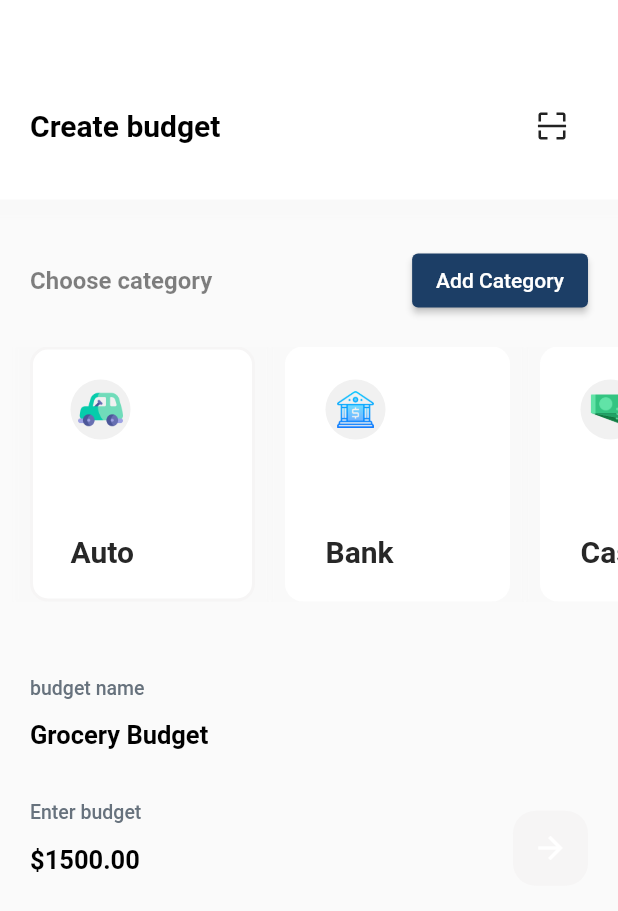
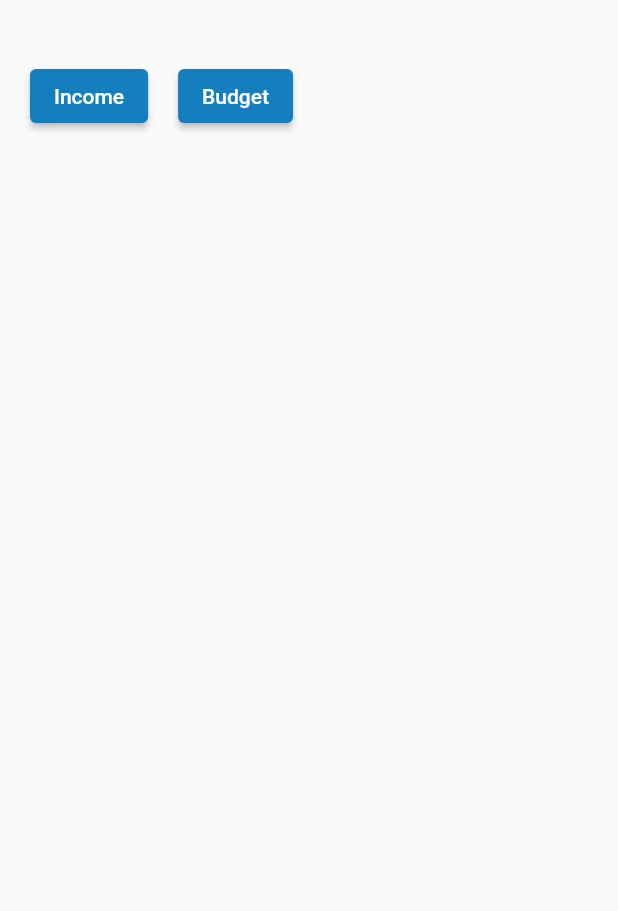
Before and after one commit to pradhan21/Flutter_ui, a Flutter app: the CreatBudgetPage screen opened by its route, on a phone screen of 412 x 824 dp. Shown: the top 911 px of the screen. Run offline on Flutter 3.47's test engine with Material 2 defaults, Android fonts, the phone set to English and light mode, and no system bars; our stand-ins replace animated_bottom_navigation_bar, camera, fl_chart, flutter_vector_icons, google_sign_in, image_picker and 3 more; missing offline and left inert: flutter_mobile_vision_2.

Commit message:
changes to create budget page ui

```diff
--- a/advisor_ui/lib/pages/create_budge_page.dart
+++ b/advisor_ui/lib/pages/create_budge_page.dart
@@ -17,8 +17,8 @@ class CreatBudgetPage extends StatefulWidget {
 
 class _BudgetAddPageState extends State<CreatBudgetPage> {
   int activeCategory = 0;
-  TextEditingController _budgetName = TextEditingController(text: "Grocery Budget");
-  TextEditingController _budgetPrice = TextEditingController(text: "\$1500.00");
+  TextEditingController _budgetName = TextEditingController();
+  TextEditingController _budgetPrice = TextEditingController();
   List<CameraDescription>? cameras; // list out the cameras available
   CameraController? controller; // controller for camera
   XFile? image; // for captured image
@@ -101,10 +101,20 @@ class _BudgetAddPageState extends State<CreatBudgetPage> {
     }
   });
 }
+
+bool showwidget1=false;
+bool showwidget2=false;
+void toggleWidgets() {
+    setState(() {
+      showwidget1 = !showwidget1;
+      showwidget2 = !showwidget2;
+    });
+  }
   @override
   Widget build(BuildContext context) {
     return Scaffold(
       backgroundColor: grey.withOpacity(0.05),
+
       body: getBody(context),
     );
   }
@@ -116,6 +126,48 @@ class _BudgetAddPageState extends State<CreatBudgetPage> {
         crossAxisAlignment: CrossAxisAlignment.start,
         children: [
           Container(
+            child: Padding(
+              padding: const EdgeInsets.only(top: 40, right: 20, left: 20, bottom: 25),
+              child: Column(
+                children: [
+            Row(
+            // mainAxisAlignment: MainAxisAlignment.spaceBetween,
+            children: [
+              ElevatedButton(
+                  onPressed: () {
+                    setState(() {
+                      showwidget1 = true;
+                      showwidget2=false;
+                      _budgetName.clear();
+                      _budgetPrice.clear();
+
+                    });
+                  },
+                  style: ButtonStyle(
+                        backgroundColor: MaterialStateProperty.all<Color>(Color.fromARGB(255, 21, 126, 191)),
+                      ),
+                  child: Text('Income'),
+                ),
+                SizedBox(width: 20),
+                ElevatedButton(
+                  onPressed: () {
+                    setState(() {
+                      showwidget1 = false;
+                      showwidget2=true;
+                      _budgetName.clear();
+                      _budgetPrice.clear();
+                    });
+                  },
+                  style: ButtonStyle(
+                        backgroundColor: MaterialStateProperty.all<Color>(Color.fromARGB(255, 21, 126, 191)),
+                      ),
+                  child: Text('Budget'),
+                ),
+            ],
+            ),],),)
+          ),
+          if(showwidget1)...[
+          Container(
             decoration: BoxDecoration(color: white, boxShadow: [
               BoxShadow(
                 color: grey.withOpacity(0.01),
@@ -124,34 +176,21 @@ class _BudgetAddPageState extends State<CreatBudgetPage> {
               ),
             ]),
             child: Padding(
-              padding: const EdgeInsets.only(top: 60, right: 20, left: 20, bottom: 25),
+              padding: const EdgeInsets.only(top: 20, right: 20, left: 20, bottom: 25),
               child: Column(
                 children: [
                   Row(
                     mainAxisAlignment: MainAxisAlignment.spaceBetween,
                     children: [
                       Text(
-                        "Create budget",
+                        "Create Income",
                         style: TextStyle(fontSize: 20, fontWeight: FontWeight.bold, color: black),
                       ),
-                      IconButton(
-                        icon: const Icon(AntDesign.scan1),
-                        onPressed: _startScan,
-                    //     ()  async{
-                    //     try {
-                    //       if(controller != null){ //check if contrller is not null
-                    //           if(controller!.value.isInitialized){ //check if controller is initialized
-                    //               image = await controller!.takePicture(); //capture image
-                    //               setState(() {
-                    //                 //update UI
-                    //               });
-                    //           }
-                    //       }
-                    //     } catch (e) {
-                    //         print(e); //show error
-                    //     }
-                    // },
-                      ),
+                      // IconButton(
+                      //   icon: const Icon(AntDesign.scan1),
+                      //   onPressed: _startScan,
+
+                      // ),
                     ],
                   ),
                 ],
@@ -172,7 +211,11 @@ class _BudgetAddPageState extends State<CreatBudgetPage> {
                       fontWeight: FontWeight.bold,
                       color: black.withOpacity(0.5)),
                     ),
-                    ElevatedButton(onPressed: _addCategory, child: Text('Add Category'))
+                    ElevatedButton(onPressed: _addCategory,
+                    style: ButtonStyle(
+                        backgroundColor: MaterialStateProperty.all<Color>(Color.fromARGB(255, 21, 126, 191)),
+                      ),
+                       child: Text('Add Category'))
                     // IconButton(
                     //   icon: Icon(Icons.add),
                     //   onPressed: _addCategory,
@@ -204,7 +247,7 @@ class _BudgetAddPageState extends State<CreatBudgetPage> {
                       color: white,
                       border: Border.all(
                         width: 2,
-                        color: activeCategory == index ? primary : Colors.transparent,
+                         color: activeCategory == index ? Color.fromARGB(255, 12, 198, 227) : Colors.transparent,
                       ),
                       borderRadius: BorderRadius.circular(12),
                       boxShadow: [
@@ -254,112 +297,6 @@ class _BudgetAddPageState extends State<CreatBudgetPage> {
 
           ),
         ),
-
-
-        // Static button container
-        // Container(
-        //   margin: EdgeInsets.only(top: 20),
-        //   width: size.width,
-        //   height: 60,
-        //   decoration: BoxDecoration(
-        //     color: primary,
-        //     borderRadius: BorderRadius.circular(15),
-        //   ),
-        //   child: TextButton(
-        //     onPressed: () {
-        //       // Navigate to another page
-        //       Navigator.push(
-        //         context,
-        //         MaterialPageRoute(builder: (context) => AddCategoryPage()),
-        //       );
-        //     },
-        //     child: Text(
-        //       'Go to Another Page',
-        //       style: TextStyle(
-        //         color: white,
-        //         fontSize: 16,
-        //         fontWeight: FontWeight.bold,
-        //       ),
-        //     ),
-        //   ),),
-        //   SingleChildScrollView(
-        //     scrollDirection: Axis.horizontal,
-        //     child: Row(
-        //         children: List.generate(categories.length, (index) {
-        //       return GestureDetector(
-        //         onTap: () {
-        //           setState(() {
-        //             activeCategory = index;
-        //           });
-        //         },
-        //         child: Padding(
-        //           padding: const EdgeInsets.only(
-        //             left: 10,
-        //           ),
-        //           child: Container(
-        //             margin: EdgeInsets.only(
-        //               left: 10,
-        //             ),
-        //             width: 150,
-        //             height: 170,
-        //             decoration: BoxDecoration(
-        //                 color: white,
-        //                 border: Border.all(
-        //                     width: 2,
-        //                     color: activeCategory == index
-        //                         ? primary
-        //                         : Colors.transparent),
-        //                 borderRadius: BorderRadius.circular(12),
-        //                 boxShadow: [
-        //                   BoxShadow(
-        //                     color: grey.withOpacity(0.01),
-        //                     spreadRadius: 10,
-        //                     blurRadius: 3,
-        //                     // changes position of shadow
-        //                   ),
-        //                 ]),
-        //             child: Padding(
-        //               padding: const EdgeInsets.only(
-        //                   left: 25, right: 25, top: 20, bottom: 20),
-        //               child: Column(
-        //                 crossAxisAlignment: CrossAxisAlignment.start,
-        //                 mainAxisAlignment: MainAxisAlignment.spaceBetween,
-        //                 children: [
-        //                   Container(
-        //                       width: 40,
-        //                       height: 40,
-        //                       decoration: BoxDecoration(
-        //                           shape: BoxShape.circle,
-        //                           color: grey.withOpacity(0.15)),
-        //                       child: Center(
-        //                         child: Image.asset(
-        //                           categories[index]['icon'],
-        //                           width: 30,
-        //                           height: 30,
-        //                           fit: BoxFit.contain,
-        //                         ),
-        //                       )
-        //                     ),
-        //                   Text(
-        //                     categories[index]['name'],
-        //                     style: TextStyle(
-        //                       fontWeight: FontWeight.bold,
-        //                       fontSize: 20,
-        //                     ),
-        //                   ),
-        //                 ],
-
-        //               ),
-        //             ),
-        //           ),
-        //         ),
-        //       );
-
-        //     }
-        //   )
-        // ),
-        // ),
-
           SizedBox(
             height: 50,
           ),
@@ -422,18 +359,227 @@ class _BudgetAddPageState extends State<CreatBudgetPage> {
                       width: 50,
                       height: 50,
                       decoration: BoxDecoration(
-                          color: primary,
+                          color: Color.fromARGB(255, 21, 126, 191),
                           borderRadius: BorderRadius.circular(15)),
-                      child: Icon(
-                        Icons.arrow_forward,
-                        color: white,
+                      child:IconButton(
+                        icon: const Icon(AntDesign.arrowright),
+                        onPressed: (){},
+                        color:white,
                       ),
                     ),
                   ],
                 )
               ],
             ),
-          )
+          ),],
+          if(showwidget2)...[
+          Container(
+            decoration: BoxDecoration(color: white, boxShadow: [
+              BoxShadow(
+                color: grey.withOpacity(0.01),
+                spreadRadius: 10,
+                blurRadius: 3,
+              ),
+            ]),
+            child: Padding(
+              padding: const EdgeInsets.only(top: 20, right: 20, left: 20, bottom: 25),
+              child: Column(
+                children: [
+                  Row(
+                    mainAxisAlignment: MainAxisAlignment.spaceBetween,
+                    children: [
+                      Text(
+                        "Create budget",
+                        style: TextStyle(fontSize: 20, fontWeight: FontWeight.bold, color: black),
+                      ),
+                      IconButton(
+                        icon: const Icon(AntDesign.scan1),
+                        onPressed: _startScan,
+
+                      ),
+                    ],
+                  ),
+                ],
+              ),
+            ),
+          ),
+          Padding(
+            padding: const EdgeInsets.only(left: 20, right: 20, top: 30),
+            child: Column(
+              children:[
+                Row(
+                  mainAxisAlignment: MainAxisAlignment.spaceBetween,
+                  children:[
+                    Text(
+                      "Choose category",
+                      style: TextStyle(
+                      fontSize: 16,
+                      fontWeight: FontWeight.bold,
+                      color: black.withOpacity(0.5)),
+                    ),
+                    ElevatedButton(
+                      onPressed: _addCategory,
+                      style: ButtonStyle(
+                        backgroundColor: MaterialStateProperty.all<Color>(Color.fromARGB(255, 21, 126, 191)),
+                      ),
+                     child: Text('Add Category'))
+                    // IconButton(
+                    //   icon: Icon(Icons.add),
+                    //   onPressed: _addCategory,
+                    // ),
+                  ],
+                ),
+              ],
+            ),
+          ),
+          SizedBox(
+            height: 20,
+          ),SingleChildScrollView(
+          scrollDirection: Axis.horizontal,
+          child: Row(
+            children: List.generate(categories.length, (index) {
+              return GestureDetector(
+                onTap: () {
+                  setState(() {
+                    activeCategory = index;
+                  });
+                },
+                child: Padding(
+                  padding: const EdgeInsets.only(left: 10),
+                  child: Container(
+                    margin: EdgeInsets.only(left: 10),
+                    width: 150,
+                    height: 170,
+                    decoration: BoxDecoration(
+                      color: white,
+                      border: Border.all(
+                        width: 2,
+                        color: activeCategory == index ? Color.fromARGB(255, 12, 198, 227) : Colors.transparent,
+                      ),
+                      borderRadius: BorderRadius.circular(12),
+                      boxShadow: [
+                        BoxShadow(
+                          color: grey.withOpacity(0.01),
+                          spreadRadius: 10,
+                          blurRadius: 3,
+                        ),
+                      ],
+                    ),
+                    child: Padding(
+                      padding: const EdgeInsets.only(left: 25, right: 25, top: 20, bottom: 20),
+                      child: Column(
+                        crossAxisAlignment: CrossAxisAlignment.start,
+                        mainAxisAlignment: MainAxisAlignment.spaceBetween,
+                        children: [
+                          Container(
+                            width: 40,
+                            height: 40,
+                            decoration: BoxDecoration(
+                              shape: BoxShape.circle,
+                              color: grey.withOpacity(0.15),
+                            ),
+                            child: Center(
+                              child: Image.asset(
+                                categories[index]['icon'],
+                                width: 30,
+                                height: 30,
+                                fit: BoxFit.contain,
+                              ),
+                            ),
+                          ),
+                          Text(
+                            categories[index]['name'],
+                            style: TextStyle(
+                              fontWeight: FontWeight.bold,
+                              fontSize: 20,
+                            ),
+                          ),
+                        ],
+                      ),
+                    ),
+                  ),
+                ),
+              );
+            }),
+
+          ),
+        ),
+          SizedBox(
+            height: 50,
+          ),
+          Padding(
+            padding: const EdgeInsets.only(left: 20, right: 20),
+            child: Column(
+              crossAxisAlignment: CrossAxisAlignment.start,
+              children: [
+                Text(
+                  "budget name",
+                  style: TextStyle(
+                      fontWeight: FontWeight.w500,
+                      fontSize: 13,
+                      color: Color(0xff67727d)),
+                ),
+                TextField(
+                  controller: _budgetName,
+                  cursorColor: black,
+                  style: TextStyle(
+                      fontSize: 17, fontWeight: FontWeight.bold, color: black),
+                  decoration: InputDecoration(
+                      hintText: "Enter Budget Name", border: InputBorder.none),
+                ),
+                SizedBox(
+                  height: 20,
+                ),
+                Row(
+                  mainAxisAlignment: MainAxisAlignment.spaceBetween,
+                  children: [
+                    Container(
+                      width: (size.width - 140),
+                      child: Column(
+                        crossAxisAlignment: CrossAxisAlignment.start,
+                        children: [
+                          Text(
+                            "Enter budget",
+                            style: TextStyle(
+                                fontWeight: FontWeight.w500,
+                                fontSize: 13,
+                                color: Color(0xff67727d)),
+                          ),
+                          TextField(
+                            controller: _budgetPrice,
+                            cursorColor: black,
+                            style: TextStyle(
+                                fontSize: 17,
+                                fontWeight: FontWeight.bold,
+                                color: black),
+                            decoration: InputDecoration(
+                                hintText: "Enter Budget",
+                                border: InputBorder.none),
+                          ),
+                        ],
+                      ),
+                    ),
+                    SizedBox(
+                      width: 20,
+                    ),
+                    Container(
+                      width: 50,
+                      height: 50,
+                      decoration: BoxDecoration(
+                          color: Color.fromARGB(255, 21, 126, 191),
+                          borderRadius: BorderRadius.circular(15)),
+                      child:IconButton(
+                        icon: const Icon(AntDesign.arrowright),
+                        onPressed: (){},
+                        color:white,
+                      ),
+                    ),
+                  ],
+                )
+              ],
+            ),
+          ),]
+
         ],
       ),
     );
```
